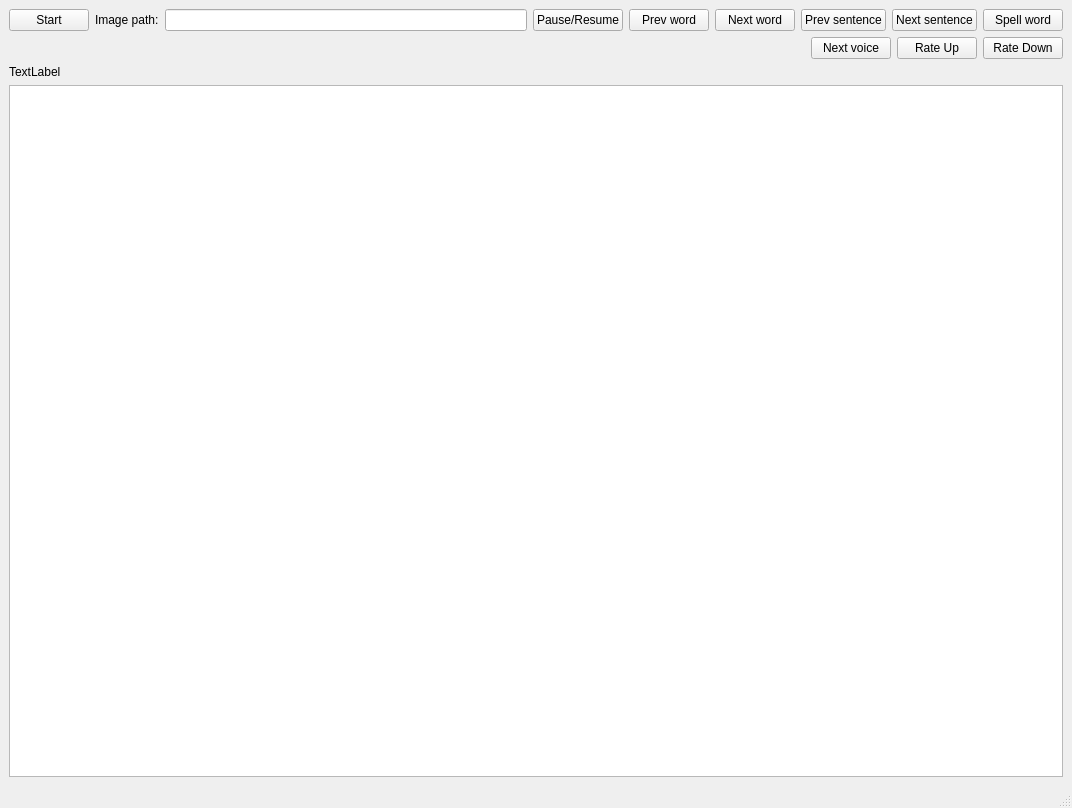
This is wui/src/mainwindow.ui in kabamot/Zyrlo as Qt 5 draws it before an edit. The edited form follows.
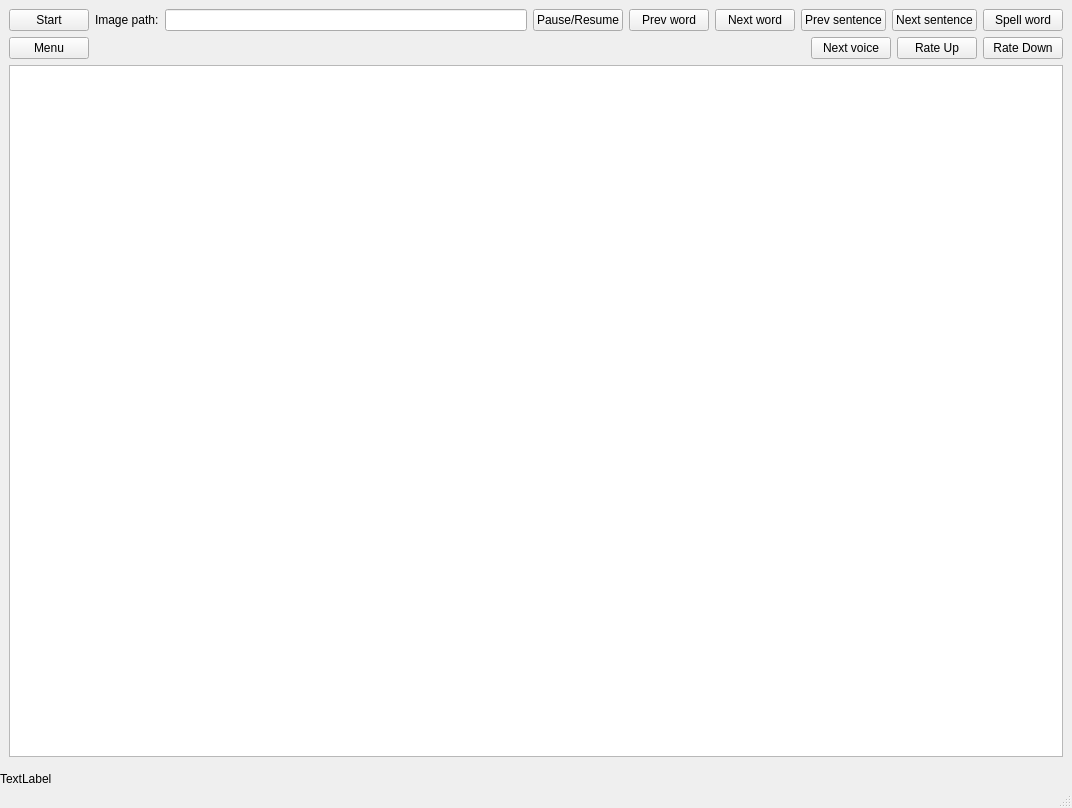
This is the edited form.

Commit message: First iteration of menu implementation

What changed in the file:
```diff
--- a/wui/src/mainwindow.ui
+++ b/wui/src/mainwindow.ui
@@ -14,6 +14,25 @@
    <string>MainWindow</string>
   </property>
   <widget class="QWidget" name="centralwidget">
+   <layout class="QVBoxLayout" name="verticalLayout">
+    <property name="leftMargin">
+     <number>0</number>
+    </property>
+    <property name="topMargin">
+     <number>0</number>
+    </property>
+    <property name="rightMargin">
+     <number>0</number>
+    </property>
+    <property name="bottomMargin">
+     <number>0</number>
+    </property>
+    <item>
+     <widget class="QStackedWidget" name="stackedWidget">
+      <property name="currentIndex">
+       <number>0</number>
+      </property>
+      <widget class="QWidget" name="readerPage">
    <layout class="QGridLayout" name="gridLayout">
     <item row="0" column="0">
      <layout class="QHBoxLayout" name="horizontalLayout">
@@ -78,11 +97,15 @@
       </item>
      </layout>
     </item>
-    <item row="5" column="0">
-     <widget class="QTextBrowser" name="textBrowser"/>
-    </item>
-    <item row="3" column="0">
+        <item row="1" column="0">
      <layout class="QHBoxLayout" name="horizontalLayout_2">
+          <item>
+           <widget class="QPushButton" name="menuButton">
+            <property name="text">
+             <string>Menu</string>
+            </property>
+           </widget>
+          </item>
       <item>
        <spacer name="horizontalSpacer">
         <property name="orientation">
@@ -119,7 +142,14 @@
       </item>
      </layout>
     </item>
-    <item row="4" column="0">
+        <item row="2" column="0">
+         <widget class="QTextBrowser" name="textBrowser"/>
+        </item>
+       </layout>
+      </widget>
+     </widget>
+    </item>
+    <item>
      <widget class="QLabel" name="previewLabel">
       <property name="text">
        <string>TextLabel</string>
```
Lines whose indentation alone changed are shown as unchanged. The commit also changes 5 other files.
